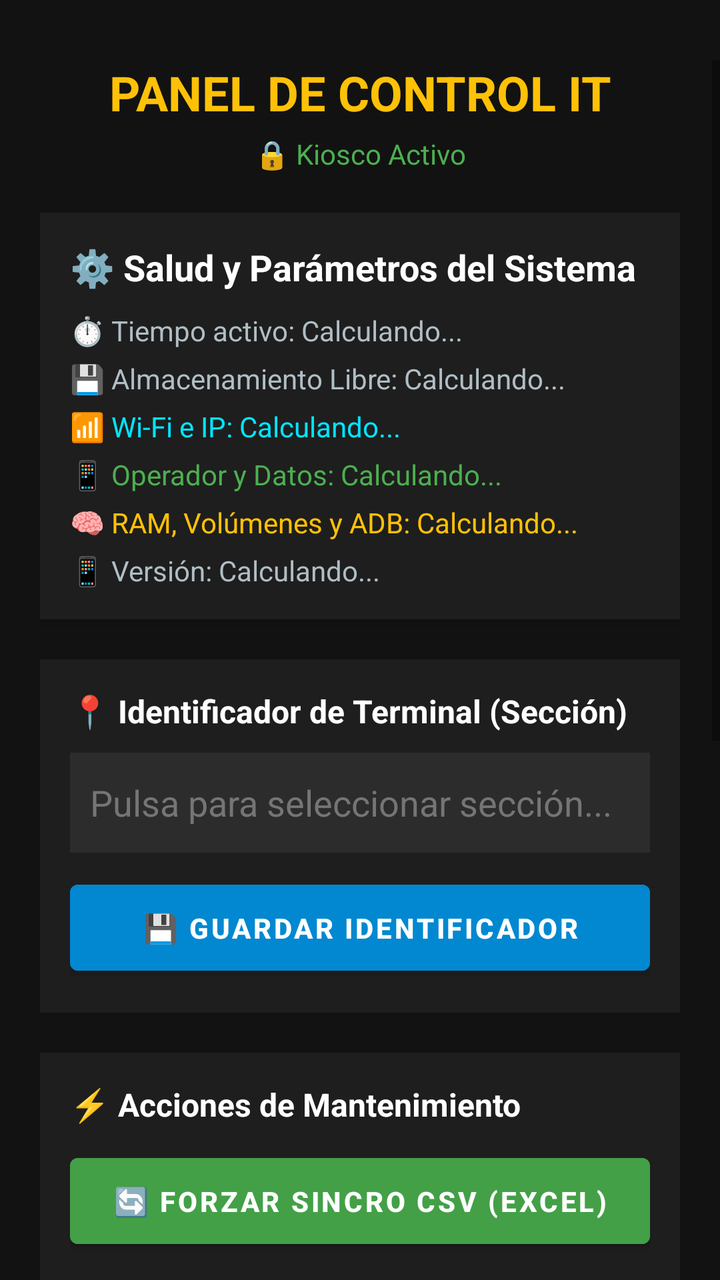
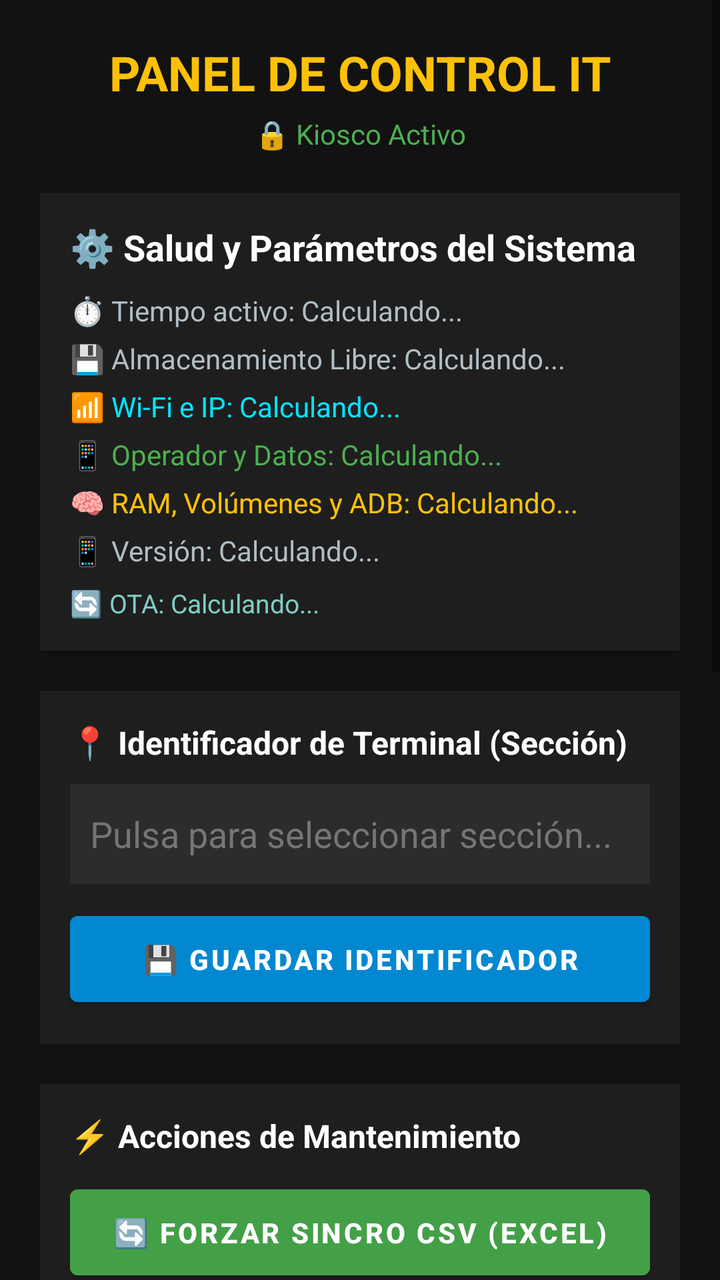

Compare the two renders of this Android layout. The source of the first and the diff that turns it into the second are given below.
<!-- AndroidManifest.xml: application theme Theme.LauncherKioscoTGT -->
<!-- res/layout/activity_it.xml -->
<?xml version="1.0" encoding="utf-8"?>
<ScrollView xmlns:android="http://schemas.android.com/apk/res/android"
    android:layout_width="match_parent"
    android:layout_height="match_parent"
    android:background="#121212"
    android:clipToPadding="false"
    android:paddingTop="30dp"
    android:paddingBottom="40dp">

    <LinearLayout
        android:layout_width="match_parent"
        android:layout_height="wrap_content"
        android:orientation="vertical"
        android:paddingLeft="20dp"
        android:paddingRight="20dp">

        
        <TextView
            android:layout_width="match_parent"
            android:layout_height="wrap_content"
            android:text="PANEL DE CONTROL IT"
            android:textColor="#FFC107"
            android:textSize="24sp"
            android:textStyle="bold"
            android:gravity="center"
            android:layout_marginBottom="5dp"/>

        <TextView
            android:id="@+id/tvEstadoKiosco"
            android:layout_width="match_parent"
            android:layout_height="wrap_content"
            android:text="🔒 Kiosco Activo"
            android:textColor="#4CAF50"
            android:textSize="14sp"
            android:gravity="center"
            android:layout_marginBottom="20dp"/>

        
        <LinearLayout
            android:layout_width="match_parent"
            android:layout_height="wrap_content"
            android:orientation="vertical"
            android:background="#1E1E1E"
            android:padding="15dp"
            android:layout_marginBottom="20dp"
            android:elevation="4dp">

            <TextView
                android:layout_width="match_parent"
                android:layout_height="wrap_content"
                android:text="⚙️ Salud y Parámetros del Sistema"
                android:textColor="#FFFFFF"
                android:textSize="18sp"
                android:textStyle="bold"
                android:layout_marginBottom="10dp"/>

            <TextView
                android:id="@+id/tvTelemetriaUptime"
                android:layout_width="match_parent"
                android:layout_height="wrap_content"
                android:text="⏱️ Tiempo activo: Calculando..."
                android:textColor="#B0BEC5"
                android:layout_marginBottom="5dp"/>

            <TextView
                android:id="@+id/tvTelemetriaAlmacenamiento"
                android:layout_width="match_parent"
                android:layout_height="wrap_content"
                android:text="💾 Almacenamiento Libre: Calculando..."
                android:textColor="#B0BEC5"
                android:layout_marginBottom="5dp"/>

            
            <TextView
                android:id="@+id/tvTelemetriaRed"
                android:layout_width="match_parent"
                android:layout_height="wrap_content"
                android:text="📶 Wi-Fi e IP: Calculando..."
                android:textColor="#00E5FF"
                android:layout_marginBottom="5dp"/>

            
            <TextView
                android:id="@+id/tvTelemetriaMovil"
                android:layout_width="match_parent"
                android:layout_height="wrap_content"
                android:text="📱 Operador y Datos: Calculando..."
                android:textColor="#4CAF50"
                android:layout_marginBottom="5dp"/>

            
            <TextView
                android:id="@+id/tvTelemetriaHardware"
                android:layout_width="match_parent"
                android:layout_height="wrap_content"
                android:text="🧠 RAM, Volúmenes y ADB: Calculando..."
                android:textColor="#FFC107"
                android:layout_marginBottom="5dp"/>

            <TextView
                android:id="@+id/tvVersionApp"
                android:layout_width="match_parent"
                android:layout_height="wrap_content"
                android:text="📱 Versión: Calculando..."
                android:textColor="#B0BEC5"/>
        </LinearLayout>

        
        <LinearLayout
            android:layout_width="match_parent"
            android:layout_height="wrap_content"
            android:orientation="vertical"
            android:background="#1E1E1E"
            android:padding="15dp"
            android:layout_marginBottom="20dp">

            <TextView
                android:layout_width="match_parent"
                android:layout_height="wrap_content"
                android:text="📍 Identificador de Terminal (Sección)"
                android:textColor="#FFFFFF"
                android:textSize="16sp"
                android:textStyle="bold"
                android:layout_marginBottom="10dp"/>

            <AutoCompleteTextView
                android:id="@+id/etUbicacion"
                android:layout_width="match_parent"
                android:layout_height="50dp"
                android:background="#2C2C2C"
                android:textColor="#FFFFFF"
                android:padding="10dp"
                android:hint="Pulsa para seleccionar sección..."
                android:textColorHint="#757575"
                android:focusable="false"
                android:focusableInTouchMode="false"
                android:clickable="true"
                android:cursorVisible="false"
                android:layout_marginBottom="10dp"/>

            <Button
                android:id="@+id/btnGuardarConfig"
                android:layout_width="match_parent"
                android:layout_height="55dp"
                android:text="💾 GUARDAR IDENTIFICADOR"
                android:backgroundTint="#0288D1"
                android:textColor="#FFFFFF"
                android:textStyle="bold"/>
        </LinearLayout>

        
        <LinearLayout
            android:layout_width="match_parent"
            android:layout_height="wrap_content"
            android:orientation="vertical"
            android:background="#1E1E1E"
            android:padding="15dp"
            android:layout_marginBottom="20dp">

            <TextView
                android:layout_width="match_parent"
                android:layout_height="wrap_content"
                android:text="⚡ Acciones de Mantenimiento"
                android:textColor="#FFFFFF"
                android:textSize="16sp"
                android:textStyle="bold"
                android:layout_marginBottom="10dp"/>

            <Button
                android:id="@+id/btnTestSincro"
                android:layout_width="match_parent"
                android:layout_height="55dp"
                android:text="🔄 FORZAR SINCRO CSV (EXCEL)"
                android:backgroundTint="#43A047"
                android:textColor="#FFFFFF"
                android:textStyle="bold"
                android:layout_marginBottom="10dp"/>

            <Button
                android:id="@+id/btnForzarOTA"
                android:layout_width="match_parent"
                android:layout_height="55dp"
                android:text="🚀 BUSCAR ACTUALIZACIÓN OTA"
                android:backgroundTint="#F57C00"
                android:textColor="#FFFFFF"
                android:textStyle="bold"
                android:layout_marginBottom="10dp"/>

            <Button
                android:id="@+id/btnPurgarApks"
                android:layout_width="match_parent"
                android:layout_height="55dp"
                android:text="🧹 PURGAR APKs RESIDUALES"
                android:backgroundTint="#D97706"
                android:textColor="#FFFFFF"
                android:textStyle="bold"
                android:layout_marginBottom="10dp"/>

            <Button
                android:id="@+id/btnVerLogsIt"
                android:layout_width="match_parent"
                android:layout_height="55dp"
                android:text="📋 VER REGISTROS (LOGS PERSISTENTES)"
                android:backgroundTint="#5E35B1"
                android:textColor="#FFFFFF"
                android:textStyle="bold"/>
        </LinearLayout>

        
        <Button
            android:id="@+id/btnAbrirAjustesAndroid"
            android:layout_width="match_parent"
            android:layout_height="55dp"
            android:text="⚙️ ABRIR AJUSTES DE ANDROID"
            android:backgroundTint="#424242"
            android:textColor="#FFFFFF"
            android:layout_marginBottom="10dp"/>

        <Button
            android:id="@+id/btnCerrarPanelIT"
            android:layout_width="match_parent"
            android:layout_height="55dp"
            android:text="❌ CERRAR PANEL IT"
            android:backgroundTint="#C8102E"
            android:textColor="#FFFFFF"
            android:textStyle="bold"
            android:layout_marginBottom="30dp"/>

        
        <TextView
            android:layout_width="match_parent"
            android:layout_height="wrap_content"
            android:text="Terminal Operations\nDiseñado y desarrollado por Marco Carpi\nMADECEM"
            android:textColor="#757575"
            android:textSize="12sp"
            android:gravity="center"
            android:textStyle="italic"
            android:layout_marginBottom="20dp"/>

    </LinearLayout>
</ScrollView>
<!-- resources referenced by this layout -->
<resources>
  <style name="Theme.LauncherKioscoTGT" parent="Theme.MaterialComponents.Light.NoActionBar">
          
          <item name="colorPrimary">#C8102E</item>
          <item name="colorPrimaryVariant">#990C23</item>
          <item name="colorOnPrimary">#FFFFFF</item>
  
          <item name="colorSecondary">#03DAC6</item>
          <item name="colorSecondaryVariant">#018786</item>
          <item name="colorOnSecondary">#000000</item>
  
          <item name="android:statusBarColor">#F8F9FA</item>
          <item name="android:windowLightStatusBar">true</item>
      </style>
</resources>

<!-- the commit's change to res/layout/activity_it.xml (unified diff, before → after) -->
@@ -3,15 +3,14 @@
     android:layout_width="match_parent"
     android:layout_height="match_parent"
     android:background="#121212"
-    android:clipToPadding="false"
-    android:paddingTop="30dp"
-    android:paddingBottom="40dp">
+    android:fillViewport="true">
 
     <LinearLayout
         android:layout_width="match_parent"
         android:layout_height="wrap_content"
         android:orientation="vertical"
         android:paddingLeft="20dp"
+        android:paddingTop="20dp"
         android:paddingRight="20dp">
 
         
@@ -70,7 +69,6 @@
                 android:textColor="#B0BEC5"
                 android:layout_marginBottom="5dp"/>
 
-            
             <TextView
                 android:id="@+id/tvTelemetriaRed"
                 android:layout_width="match_parent"
@@ -79,7 +77,6 @@
                 android:textColor="#00E5FF"
                 android:layout_marginBottom="5dp"/>
 
-            
             <TextView
                 android:id="@+id/tvTelemetriaMovil"
                 android:layout_width="match_parent"
@@ -88,7 +85,6 @@
                 android:textColor="#4CAF50"
                 android:layout_marginBottom="5dp"/>
 
-            
             <TextView
                 android:id="@+id/tvTelemetriaHardware"
                 android:layout_width="match_parent"
@@ -102,7 +98,17 @@
                 android:layout_width="match_parent"
                 android:layout_height="wrap_content"
                 android:text="📱 Versión: Calculando..."
-                android:textColor="#B0BEC5"/>
+                android:textColor="#B0BEC5"
+                android:layout_marginBottom="8dp"/>
+
+            <TextView
+                android:id="@+id/tvEstadoOTA"
+                android:layout_width="match_parent"
+                android:layout_height="wrap_content"
+                android:text="🔄 OTA: Calculando..."
+                android:textColor="#80CBC4"
+                android:textSize="13sp"
+                android:lineSpacingExtra="2dp"/>
         </LinearLayout>
 
         
@@ -207,14 +213,54 @@
         </LinearLayout>
 
         
-        <Button
-            android:id="@+id/btnAbrirAjustesAndroid"
-            android:layout_width="match_parent"
-            android:layout_height="55dp"
-            android:text="⚙️ ABRIR AJUSTES DE ANDROID"
-            android:backgroundTint="#424242"
-            android:textColor="#FFFFFF"
-            android:layout_marginBottom="10dp"/>
+        <LinearLayout
+            android:layout_width="match_parent"
+            android:layout_height="wrap_content"
+            android:orientation="vertical"
+            android:background="#1E1E1E"
+            android:padding="15dp"
+            android:layout_marginBottom="20dp">
+
+            <TextView
+                android:layout_width="match_parent"
+                android:layout_height="wrap_content"
+                android:text="🛠️ Modo Mantenimiento IT"
+                android:textColor="#FFFFFF"
+                android:textSize="16sp"
+                android:textStyle="bold"
+                android:layout_marginBottom="10dp"/>
+
+            <TextView
+                android:id="@+id/tvEstadoMantenimiento"
+                android:layout_width="match_parent"
+                android:layout_height="wrap_content"
+                android:text="🔒 MODO PRODUCCIÓN"
+                android:textColor="#4CAF50"
+                android:textSize="14sp"
+                android:gravity="center"
+                android:padding="10dp"
+                android:layout_marginBottom="10dp"/>
+
+            <Button
+                android:id="@+id/btnModoMantenimiento"
+                android:layout_width="match_parent"
+                android:layout_height="55dp"
+                android:text="🛠️ ACTIVAR MODO MANTENIMIENTO"
+                android:backgroundTint="#F57C00"
+                android:textColor="#FFFFFF"
+                android:textStyle="bold"
+                android:layout_marginBottom="10dp"/>
+
+            <Button
+                android:id="@+id/btnFinalizarMantenimiento"
+                android:layout_width="match_parent"
+                android:layout_height="55dp"
+                android:text="🔒 FINALIZAR MANTENIMIENTO AHORA"
+                android:backgroundTint="#C8102E"
+                android:textColor="#FFFFFF"
+                android:textStyle="bold"
+                android:visibility="gone"/>
+        </LinearLayout>
 
         <Button
             android:id="@+id/btnCerrarPanelIT"
@@ -226,7 +272,6 @@
             android:textStyle="bold"
             android:layout_marginBottom="30dp"/>
 
-        
         <TextView
             android:layout_width="match_parent"
             android:layout_height="wrap_content"
